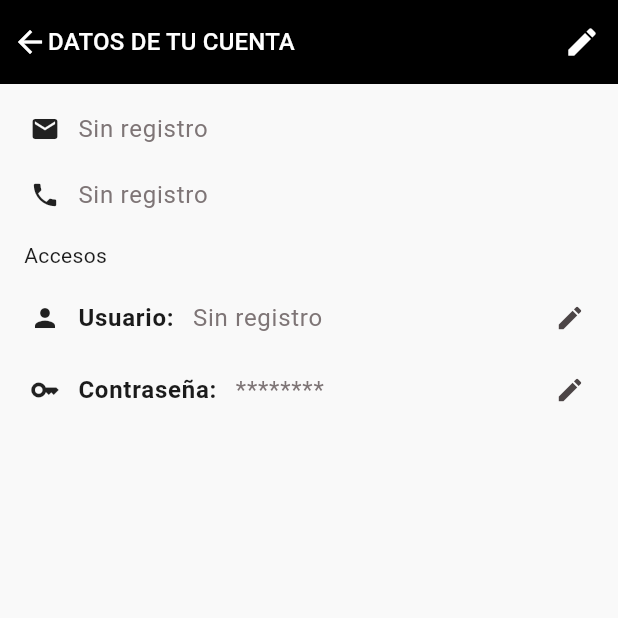
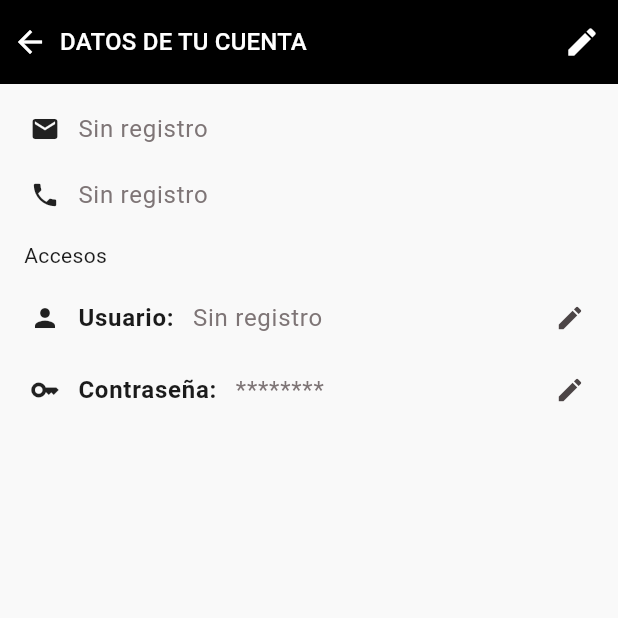
Before and after one commit to cadmusmx/app_saas, a Flutter app: the AccountScreen screen opened directly with empty values, on a phone screen of 412 x 824 dp, the top half of it. Run offline on Flutter 3.47's test engine with Material 3 defaults, Android fonts, the phone set to English and light mode, and no system bars; our stand-ins replace app_links, connectivity_plus, envied, file_picker, firebase_core, firebase_messaging and 10 more; missing offline and left inert: aws_client, flutter_cached_pdfview; accounts and stored records are empty; generated files the repository leaves out were written again.

```diff
--- a/lib/app/widgets/appbar_header.dart
+++ b/lib/app/widgets/appbar_header.dart
@@ -50,7 +50,7 @@ class _AppBarHeaderState extends State<AppBarHeader> {
             ),
         ],
       ),
-      titleSpacing: 0.0,
+      titleSpacing: 8.0,
       actions: widget.actions,
     );
   }
--- a/lib/core/services/s3_service.dart
+++ b/lib/core/services/s3_service.dart
@@ -34,8 +34,6 @@ class S3Service {
   }
 
   Future<String?> _uploadToS3(Uint8List body, String key, String? contentType) async {
-    DebugLog.info(_accessKey);
-    DebugLog.info(_secretKey);
     final s3 = S3(
       region: _regionS3,
       credentials: AwsClientCredentials(accessKey: _accessKey, secretKey: _secretKey),
--- a/lib/features/material_logistics/presentation/header_documents_section.dart
+++ b/lib/features/material_logistics/presentation/header_documents_section.dart
@@ -192,8 +192,8 @@ class HeaderDocumentsSection extends StatelessWidget {
           children: [
             const Expanded(
               child: SectionTitle(
-                'Documentos generales',
-                subtitle: 'Opcional. Aplican a todo el arribo (imagen o PDF).',
+                'Evidencias generales',
+                subtitle: 'Opcional (imagen o PDF).',
               ),
             ),
             IconButton(
--- a/lib/features/material_logistics/presentation/header_form.dart
+++ b/lib/features/material_logistics/presentation/header_form.dart
@@ -215,7 +215,7 @@ class _HeaderFormState extends State<HeaderForm> {
 
   @override
   Widget build(BuildContext context) {
-    if (!_sessionReady) {
+    if (!_sessionReady || _isBuilding) {
       return const Scaffold(body: Center(child: CircularProgressIndicator()));
     }
     final holder = context.watch<MaterialLogisticsHolder>();
@@ -337,9 +337,7 @@ class _HeaderFormState extends State<HeaderForm> {
       body: LayoutBuilder(
         builder: (context, constraints) {
           return SafeArea(
-            child: _isBuilding
-                ? const Center(child: CircularProgressIndicator())
-                : Form(
+            child: Form(
               key: _formKey,
               child: SingleChildScrollView(
                 padding: EdgeInsets.all(ResponsiveHelper.mainPadding(constraints)),
--- a/lib/features/material_logistics/presentation/sites_form.dart
+++ b/lib/features/material_logistics/presentation/sites_form.dart
@@ -484,6 +484,9 @@ class _SitesFormState extends State<SitesForm> {
 
   @override
   Widget build(BuildContext context) {
+    if (_isBuilding) {
+      return const Scaffold(body: Center(child: CircularProgressIndicator()));
+    }
     final identity = <Widget>[
       TextFormField(
         controller: _controllers.get('idSitio'),
```
Lines whose indentation alone changed are shown as unchanged.
